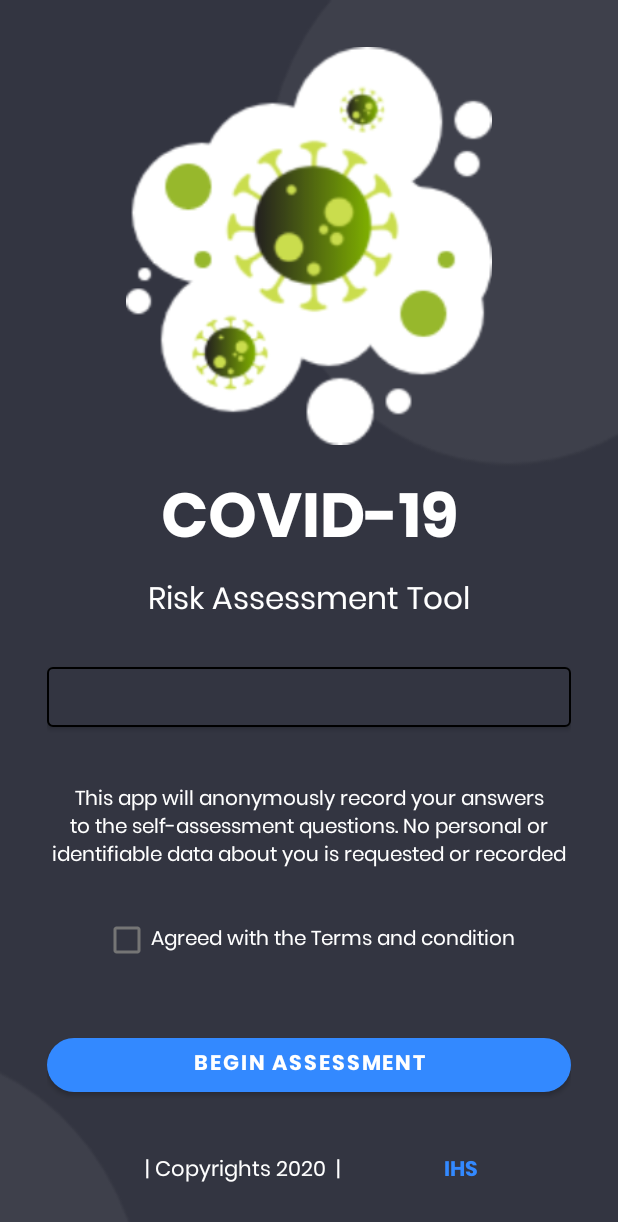
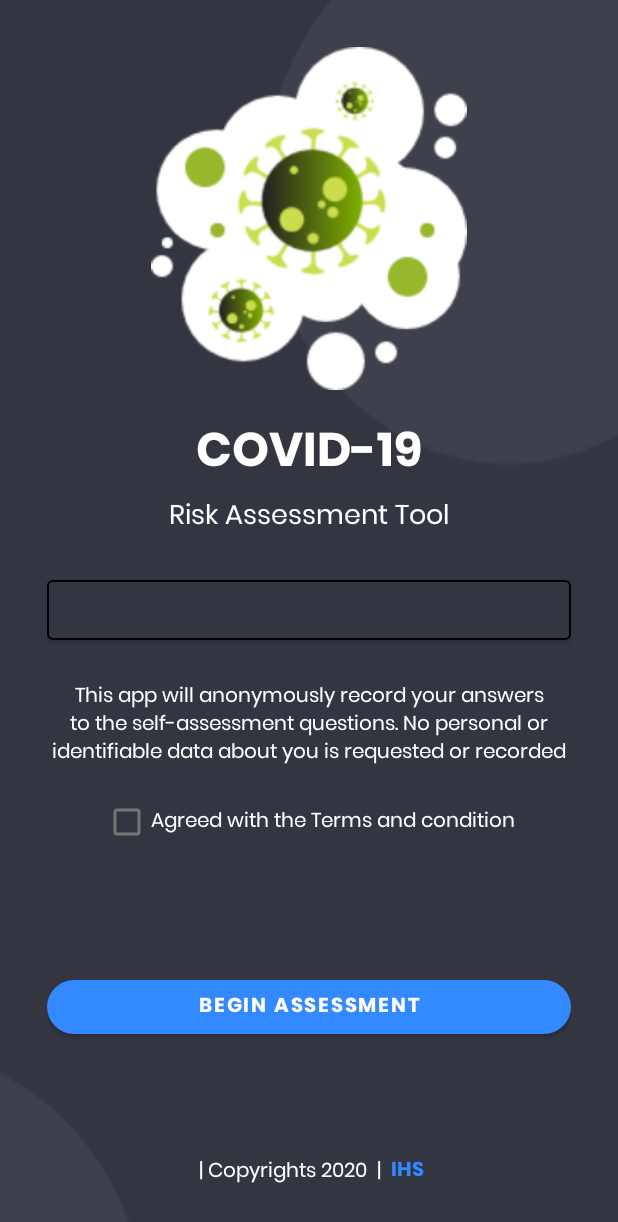
Before and after one commit to InteractiveHealthSolutions/korona-screening-mobile, an Android app: the screen it shows after launch (LoginActivity), on a phone screen of 412 x 824 dp. Shown: the top 1222 px of the screen. Run offline under Robolectric (Android 15) with nearby library versions, the phone set to English and light mode, and no system bars; our stand-ins replace Dagger/Hilt's generated code, data binding, sdp/ssp sizes; libraries missing offline, so code that uses them is left out: lib.kingja.switchbutton, uk.co.chrisjenx; plain views replace SwitchMultiButton; 2 statements that could not run were skipped.

Commit message:
Layout changes in main screen added sindhi and urdu translations.

```diff
--- a/app/src/main/res/layout/activity_login.xml
+++ b/app/src/main/res/layout/activity_login.xml
@@ -12,27 +12,36 @@
 
         <ImageView
             android:id="@+id/logo"
-            android:layout_width="@dimen/logo_dimen"
-            android:layout_height="@dimen/logo_dimen"
+            android:layout_width="0dp"
+            android:layout_height="0dp"
             android:src="@drawable/ic_main_logo"
+            app:layout_constraintBottom_toTopOf="@id/guideline1"
             app:layout_constraintEnd_toEndOf="parent"
             app:layout_constraintStart_toStartOf="parent"
             app:layout_constraintTop_toTopOf="parent" />
+
+        <androidx.constraintlayout.widget.Guideline
+            android:id="@+id/guideline1"
+            android:layout_width="wrap_content"
+            android:layout_height="wrap_content"
+            android:orientation="horizontal"
+            app:layout_constraintGuide_percent="0.3" />
+
 
         <TextView
             android:id="@+id/textView"
             android:layout_width="match_parent"
             android:layout_height="wrap_content"
+            android:layout_marginTop="@dimen/_12sdp"
             android:gravity="center"
             android:text="COVID-19"
-            android:layout_marginTop="@dimen/_12sdp"
             android:textAllCaps="true"
             android:textColor="@color/white"
-            android:textSize="@dimen/_32ssp"
+            android:textSize="@dimen/_24ssp"
             android:textStyle="bold"
             app:layout_constraintEnd_toEndOf="parent"
             app:layout_constraintStart_toStartOf="parent"
-            app:layout_constraintTop_toBottomOf="@+id/logo" />
+            app:layout_constraintTop_toBottomOf="@+id/guideline1" />
 
 
         <TextView
@@ -40,7 +49,7 @@
             android:layout_width="match_parent"
             android:layout_height="wrap_content"
             android:layout_above="@id/login_button"
-            android:layout_marginTop="@dimen/_24sdp"
+            android:layout_marginTop="@dimen/_16sdp"
             android:gravity="center"
             android:text="@string/login_info"
             android:textColor="@color/white"
@@ -55,7 +64,7 @@
             android:layout_height="wrap_content"
             android:layout_below="@+id/info"
             android:layout_gravity="center"
-            android:layout_marginTop="@dimen/_16sdp"
+            android:layout_marginTop="@dimen/_8sdp"
             android:gravity="center"
             android:text="@string/agreed_with_the_terms_and_condition"
             android:textColor="@color/white"
@@ -73,7 +82,7 @@
             android:onClick="onLoginButtonClicked"
             android:text="@string/go"
             android:textColor="@color/white"
-
+            android:textSize="@dimen/_10ssp"
             android:textStyle="bold"
             app:backgroundTint="@color/colorAccent"
             app:cornerRadius="20dp"
@@ -89,7 +98,7 @@
             android:gravity="center"
             android:text="Risk Assessment Tool"
             android:textColor="@color/white"
-            android:textSize="@dimen/_16ssp"
+            android:textSize="@dimen/_14ssp"
             app:layout_constraintEnd_toEndOf="parent"
             app:layout_constraintStart_toStartOf="parent"
             app:layout_constraintTop_toBottomOf="@+id/textView" />
@@ -108,7 +117,7 @@
             app:strokeRadius="20dp"
             app:strokeWidth="1dp"
             app:switchTabs="@array/languague"
-            app:textSize="14sp" />
+            app:textSize="@dimen/_14ssp" />
 
         <TextView
             android:id="@+id/textView4"
@@ -117,9 +126,10 @@
             android:text=" | Copyrights 2020  |  "
             android:textColor="@android:color/white"
             android:textColorHighlight="@color/white"
+            android:textSize="@dimen/_10ssp"
             app:layout_constraintBottom_toBottomOf="parent"
             app:layout_constraintEnd_toStartOf="@+id/textView3"
-            app:layout_constraintHorizontal_bias="0.5"
+            app:layout_constraintHorizontal_chainStyle="packed"
             app:layout_constraintStart_toStartOf="parent" />
 
         <TextView
@@ -130,6 +140,7 @@
             android:layout_alignParentBottom="true"
             android:text="IHS"
             android:textColor="@color/colorAccent"
+            android:textSize="@dimen/_10ssp"
             android:textStyle="bold"
             app:layout_constraintBottom_toBottomOf="parent"
             app:layout_constraintEnd_toEndOf="parent"
--- a/app/src/main/res/values/dimens.xml
+++ b/app/src/main/res/values/dimens.xml
@@ -20,7 +20,7 @@
     <dimen name="textsize_small">10sp</dimen>
     <dimen name="text_margin">16dp</dimen>
 
-    <dimen name="logo_dimen">@dimen/_204sdp</dimen>
+    <dimen name="logo_dimen">@dimen/_144sdp</dimen>
 
 
 </resources>
--- a/app/src/main/res/values/strings.xml
+++ b/app/src/main/res/values/strings.xml
@@ -30,4 +30,11 @@
     <string name="question_title_exposure">Exposure</string>
     <string name="question_title_symptoms">Symptoms</string>
 
+    <string name="civil_hospital">Civil Hospital, Karachi</string>
+    <string name="jinnah_hospital">Jinnah Hospital, Karachi</string>
+    <string name="dow_hospital">Dow University OJHA Hospital, Karachi</string>
+    <string name="aga_khan_hospital">Aga Khan Hospital, Karachi</string>
+
+    <string name="other_contacts">-----  Or you can contact any of the given helplines anytime  -----</string>
+
 </resources>
```
Also changed, not shown: 2 other files.
